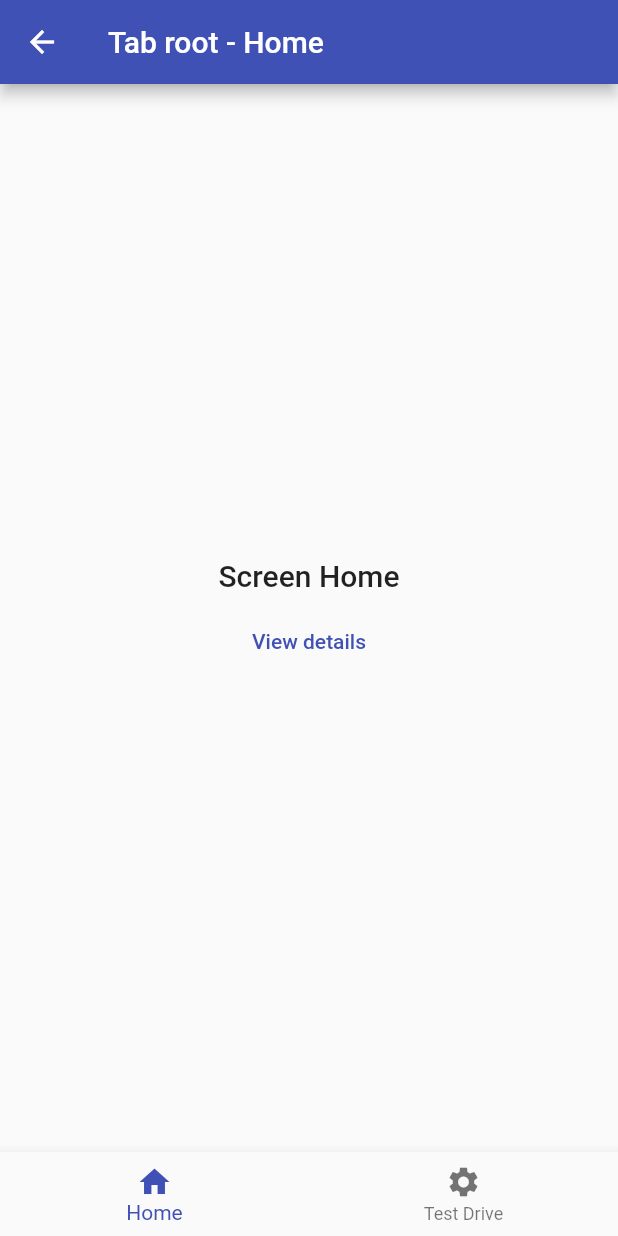
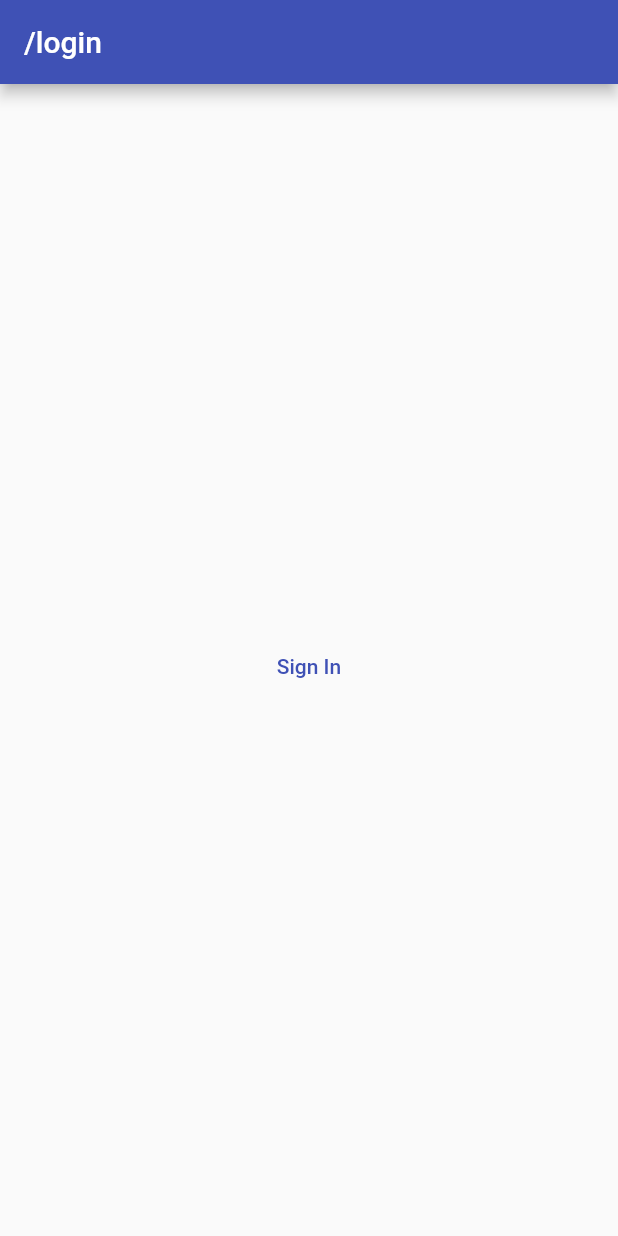
Before and after one commit to NghiNguyen0604/flutter_navigator, a Flutter app: the screen it shows after launch, on a phone screen of 412 x 824 dp. Run offline on Flutter 3.47's test engine with Material 2 defaults, Android fonts, the phone set to English and light mode, and no system bars; our stand-ins replace go_router, mvc_pattern, rxdart; missing offline and left inert: one_context.

Commit message:
Apply go_router.

```diff
--- /dev/null
+++ b/flutter_navigator/lib/app_route/app_route_controller.dart
@@ -0,0 +1,122 @@
+import 'package:flutter/material.dart';
+import 'package:flutter_navigator/pages/login/login_controller.dart';
+import 'package:flutter_navigator/pages/login/login_page.dart';
+import 'package:flutter_navigator/pages/splash/splash_page.dart';
+import 'package:flutter_navigator/pages/test_drive/test_drive_list/test_drive_list_page.dart';
+import 'package:go_router/go_router.dart';
+import 'package:one_context/one_context.dart';
+
+import '../pages/home/home_page.dart';
+import '../pages/main/main_page.dart';
+import 'nav_bar_tab_item.dart';
+import '../pages/test_drive/request_list/request_list_page.dart';
+import 'app_route_enum.dart';
+
+class AppRouteController {
+  static AppRouteController? _instance;
+  static AppRouteController get instance =>
+      _instance ??= AppRouteController._();
+  AppRouteController._();
+  final rootKey = OneContext().key;
+  final tabKey = GlobalKey<NavigatorState>();
+  List<NavBarTabItem>? _tabs;
+  List<NavBarTabItem> get tabs => _tabs!;
+  GoRouter? _goRouter;
+  GoRouter get goRouter => _goRouter!;
+  init() {
+    createTabs();
+    createRoutes();
+  }
+
+  createTabs() {
+    _tabs = [
+      NavBarTabItem(
+        path: AppRouteEnum.home.path,
+        name: AppRouteEnum.home.name,
+        icon: Icon(Icons.home),
+        label: AppRouteEnum.home.description,
+      ),
+      NavBarTabItem(
+        path: AppRouteEnum.testdrive.path,
+        name: AppRouteEnum.testdrive.name,
+        icon: Icon(Icons.settings),
+        label: AppRouteEnum.testdrive.description,
+      ),
+      NavBarTabItem(
+        path: AppRouteEnum.request.path,
+        name: AppRouteEnum.request.name,
+        icon: Icon(Icons.request_quote),
+        label: AppRouteEnum.request.description,
+      ),
+    ];
+  }
+
+  createRoutes() {
+    _goRouter = GoRouter(
+      initialLocation: AppRouteEnum.splash.path,
+      navigatorKey: AppRouteController.instance.rootKey,
+      debugLogDiagnostics: true,
+      routes: [
+        ShellRoute(
+          navigatorKey: AppRouteController.instance.tabKey,
+          builder: (context, state, child) {
+            return MainPage(tabs: tabs, child: child);
+          },
+          routes: [
+            GoRoute(
+              path: AppRouteEnum.home.path,
+              name: AppRouteEnum.home.name,
+              pageBuilder: (context, state) => NoTransitionPage(
+                key: state.pageKey,
+                child: HomePage(
+                  label: state.fullpath ?? '',
+                ),
+              ),
+            ),
+            GoRoute(
+              path: AppRouteEnum.testdrive.path,
+              name: AppRouteEnum.testdrive.name,
+              pageBuilder: (context, state) => NoTransitionPage(
+                key: state.pageKey,
+                child: TestDriveListPage(
+                  label: state.fullpath ?? '',
+                ),
+              ),
+            ),
+            GoRoute(
+              path: AppRouteEnum.request.path,
+              name: AppRouteEnum.request.name,
+              pageBuilder: (context, state) => NoTransitionPage(
+                key: state.pageKey,
+                child: RequestListPage(
+                  label: state.fullpath ?? '',
+                ),
+              ),
+            ),
+          ],
+        ),
+        GoRoute(
+          path: AppRouteEnum.login.path,
+          name: AppRouteEnum.login.name,
+          pageBuilder: (context, state) => NoTransitionPage(
+            key: state.pageKey,
+            child: LoginPage(
+              label: state.fullpath ?? '',
+              controller: state.extra as LoginController,
+            ),
+          ),
+        ),
+        GoRoute(
+          path: AppRouteEnum.splash.path,
+          name: AppRouteEnum.splash.name,
+          pageBuilder: (context, state) => NoTransitionPage(
+            key: state.pageKey,
+            child: SplashPage(
+              label: state.fullpath ?? '',
+            ),
+          ),
+        )
+      ],
+    );
+  }
+}
--- /dev/null
+++ b/flutter_navigator/lib/app_route/app_route_enum.dart
@@ -0,0 +1,27 @@
+enum AppRouteEnum {
+  splash,
+  login,
+  home,
+  testdrive,
+  request,
+  vehicle,
+  reservation,
+}
+
+extension AppRouteEnumEx on AppRouteEnum {
+  String get path => '/$name';
+  String get description {
+    switch (this) {
+      case AppRouteEnum.home:
+        return 'Home';
+      case AppRouteEnum.testdrive:
+        return 'Test Drive';
+      case AppRouteEnum.request:
+        return 'Request';
+      case AppRouteEnum.vehicle:
+        return 'Vehicle';
+      default:
+        return name;
+    }
+  }
+}
--- /dev/null
+++ b/flutter_navigator/lib/app_route/nav_bar_tab_item.dart
@@ -0,0 +1,12 @@
+import 'package:flutter/material.dart';
+
+class NavBarTabItem extends BottomNavigationBarItem {
+  const NavBarTabItem(
+      {required this.path,
+      required this.name,
+      required Widget icon,
+      String? label})
+      : super(icon: icon, label: label);
+  final String path;
+  final String name;
+}
--- a/flutter_navigator/lib/main.dart
+++ b/flutter_navigator/lib/main.dart
@@ -1,211 +1,20 @@
 import 'package:flutter/material.dart';
+import 'package:flutter_navigator/app_route/app_route_controller.dart';
 
 void main() {
-  runApp(MyApp());
+  WidgetsFlutterBinding.ensureInitialized();
+  AppRouteController.instance.init();
+  runApp(const MyApp());
 }
 
 class MyApp extends StatelessWidget {
-  static GlobalKey<NavigatorState> navigateKey = GlobalKey<NavigatorState>();
-  MyApp({this.key}) : super(key: key);
-  Key? key;
-  // private navigators
+  const MyApp({Key? key}) : super(key: key);
   @override
   Widget build(BuildContext context) {
-    final tabs = [
-      const ScaffoldWithNavBarTabItem(
-        initialLocation: '/home',
-        icon: Icon(Icons.home),
-        label: 'Home',
-      ),
-      const ScaffoldWithNavBarTabItem(
-        initialLocation: '/testdrive',
-        icon: Icon(Icons.settings),
-        label: 'Test Drive',
-      ),
-    ];
-
-    return MaterialApp(
-      navigatorKey: navigateKey,
-      initialRoute: '/home',
-      onGenerateRoute: (settings) {
-        switch (settings.name) {
-          case '/home':
-            return MaterialPageRoute(
-              builder: (_) =>
-                  const RootScreen(label: 'Home', detailsPath: '/a/details'),
-            );
-          case '/testdrive':
-            return MaterialPageRoute(
-              builder: (_) => const RootScreen(
-                  label: 'Test Drive', detailsPath: '/a/details'),
-            );
-          default:
-            return MaterialPageRoute(builder: (_) => const SizedBox());
-        }
-      },
-      builder: (_, child) {
-        return Overlay(
-          initialEntries: [
-            OverlayEntry(
-              builder: (context) => ScaffoldWithBottomNavBar(
-                tabs: tabs,
-                child: child!,
-              ),
-            ),
-          ],
-        );
-      },
+    return MaterialApp.router(
+      routerConfig: AppRouteController.instance.goRouter,
       debugShowCheckedModeBanner: false,
       theme: ThemeData(primarySwatch: Colors.indigo),
     );
   }
 }
-
-/// Representation of a tab item in a [ScaffoldWithNavBar]
-class ScaffoldWithNavBarTabItem extends BottomNavigationBarItem {
-  /// Constructs an [ScaffoldWithNavBarTabItem].
-  const ScaffoldWithNavBarTabItem(
-      {required this.initialLocation, required Widget icon, String? label})
-      : super(icon: icon, label: label);
-
-  /// The initial location/path
-  final String initialLocation;
-}
-
-class ScaffoldWithBottomNavBar extends StatefulWidget {
-  static String currentRoute = '/home';
-  const ScaffoldWithBottomNavBar(
-      {Key? key, required this.child, required this.tabs})
-      : super(key: key);
-  final Widget child;
-  final List<ScaffoldWithNavBarTabItem> tabs;
-
-  @override
-  State<ScaffoldWithBottomNavBar> createState() =>
-      _ScaffoldWithBottomNavBarState();
-}
-
-class _ScaffoldWithBottomNavBarState extends State<ScaffoldWithBottomNavBar> {
-  int _locationToTabIndex(String location) {
-    final index =
-        widget.tabs.indexWhere((t) => location.startsWith(t.initialLocation));
-    // if index not found (-1), return 0
-    return index < 0 ? 0 : index;
-  }
-
-  int get _currentIndex =>
-      _locationToTabIndex(ScaffoldWithBottomNavBar.currentRoute);
-
-  void _onItemTapped(BuildContext context, int tabIndex) {
-    // Only navigate if the tab index has changed
-    if (tabIndex != _currentIndex) {
-      ScaffoldWithBottomNavBar.currentRoute =
-          widget.tabs[tabIndex].initialLocation;
-      MyApp.navigateKey.currentState
-          ?.pushReplacementNamed(widget.tabs[tabIndex].initialLocation);
-    }
-  }
-
-  @override
-  Widget build(BuildContext context) {
-    return Scaffold(
-      body: widget.child,
-      bottomNavigationBar: BottomNavigationBar(
-        currentIndex: _currentIndex,
-        items: widget.tabs,
-        onTap: (index) => _onItemTapped(context, index),
-      ),
-    );
-  }
-}
-
-/// Widget for the root/initial pages in the bottom navigation bar.
-class RootScreen extends StatelessWidget {
-  /// Creates a RootScreen
-  const RootScreen({required this.label, required this.detailsPath, Key? key})
-      : super(key: key);
-
-  /// The label
-  final String label;
-
-  /// The path to the detail page
-  final String detailsPath;
-
-  @override
-  Widget build(BuildContext context) {
-    return Scaffold(
-      appBar: AppBar(
-        title: Text('Tab root - $label'),
-      ),
-      body: Center(
-        child: Column(
-          mainAxisSize: MainAxisSize.min,
-          children: <Widget>[
-            Text('Screen $label',
-                style: Theme.of(context).textTheme.titleLarge),
-            const Padding(padding: EdgeInsets.all(4)),
-            TextButton(
-              onPressed: () => () {
-                Navigator.of(context).push(
-                  MaterialPageRoute(
-                    builder: (otherContext) {
-                      return DetailsScreen(label: 'POP',);
-                    },
-                  ),
-                );
-              },
-              child: const Text('View details'),
-            ),
-          ],
-        ),
-      ),
-    );
-  }
-}
-
-/// The details screen for either the A or B screen.
-class DetailsScreen extends StatefulWidget {
-  /// Constructs a [DetailsScreen].
-  const DetailsScreen({
-    required this.label,
-    Key? key,
-  }) : super(key: key);
-
-  /// The label to display in the center of the screen.
-  final String label;
-
-  @override
-  State<StatefulWidget> createState() => DetailsScreenState();
-}
-
-/// The state for DetailsScreen
-class DetailsScreenState extends State<DetailsScreen> {
-  int _counter = 0;
-
-  @override
-  Widget build(BuildContext context) {
-    return Scaffold(
-      appBar: AppBar(
-        title: Text('Details Screen - ${widget.label}'),
-      ),
-      body: Center(
-        child: Column(
-          mainAxisSize: MainAxisSize.min,
-          children: <Widget>[
-            Text('Details for ${widget.label} - Counter: $_counter',
-                style: Theme.of(context).textTheme.titleLarge),
-            const Padding(padding: EdgeInsets.all(4)),
-            TextButton(
-              onPressed: () {
-                setState(() {
-                  _counter++;
-                });
-              },
-              child: const Text('Increment counter'),
-            ),
-          ],
-        ),
-      ),
-    );
-  }
-}
--- /dev/null
+++ b/flutter_navigator/lib/pages/login/login_controller.dart
@@ -0,0 +1,7 @@
+import 'package:mvc_pattern/mvc_pattern.dart';
+import 'package:rxdart/rxdart.dart';
+
+class LoginController extends ControllerMVC {
+  final status = PublishSubject<bool>();
+  login() => status.add(true);
+}
--- /dev/null
+++ b/flutter_navigator/lib/pages/login/login_page.dart
@@ -0,0 +1,51 @@
+import 'package:flutter/material.dart';
+import 'package:flutter_navigator/app_route/app_route_enum.dart';
+import 'package:flutter_navigator/pages/login/login_controller.dart';
+import 'package:go_router/go_router.dart';
+import 'package:mvc_pattern/mvc_pattern.dart';
+
+Widget createLoginPage({
+  required LoginController controller,
+}) =>
+    LoginPage(
+      label: 'Login',
+      controller: controller,
+    );
+
+class LoginPage extends StatefulWidget {
+  const LoginPage({required this.label, Key? key, required this.controller})
+      : super(key: key);
+  final String label;
+  final LoginController controller;
+  @override
+  StateMVC<LoginPage> createState() => _LoginPageState(controller);
+}
+
+class _LoginPageState extends StateMVC<LoginPage> {
+  late LoginController _con;
+  _LoginPageState(LoginController controller) : super(controller) {
+    _con = controller;
+  }
+  @override
+  Widget build(BuildContext context) {
+    return Scaffold(
+      appBar: AppBar(
+        title: Text(widget.label),
+      ),
+      body: Center(
+        child: Column(
+          mainAxisSize: MainAxisSize.min,
+          children: <Widget>[
+            const Padding(padding: EdgeInsets.all(4)),
+            TextButton(
+              onPressed: () {
+                context.go(AppRouteEnum.home.path);
+              },
+              child: const Text('Sign In'),
+            ),
+          ],
+        ),
+      ),
+    );
+  }
+}
```
Also changed, not shown: flutter_navigator/lib/pages/home/home_page.dart (added, +26 -0 lines), flutter_navigator/lib/pages/main/main_page.dart (added, +44 -0 lines), flutter_navigator/lib/pages/splash/splash_page.dart (added, +44 -0 lines), flutter_navigator/lib/pages/test_drive/request_list/request_list_page.dart (added, +26 -0 lines), flutter_navigator/lib/pages/test_drive/test_drive_list/test_drive_list_page.dart (added, +26 -0 lines), flutter_navigator/lib/pages/test_drive/test_drive_reservation/test_drive_reservation.dart (added, +35 -0 lines), flutter_navigator/pubspec.yaml (+5 -3 lines), 2 other files.
